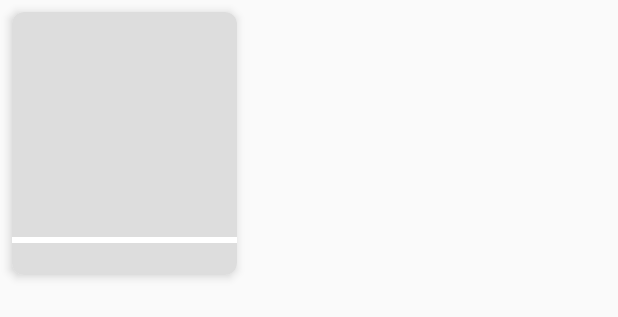
After one commit to iandamping/MoviesAPI, an Android app: the layout shimmer_detail_similar_movie_content.xml on its own in the app's theme, with its tools: preview values and no code run, on a phone screen of 412 x 824 dp. The commit adds this screen. Shown: the top 317 px of the screen. Run offline under Robolectric (Android 15) with nearby library versions, the phone set to English and light mode, and no system bars.

Commit message:
rework detail activity

```diff
--- /dev/null
+++ b/app/src/main/res/layout/shimmer_detail_similar_movie_content.xml
@@ -0,0 +1,44 @@
+<?xml version="1.0" encoding="utf-8"?>
+<androidx.cardview.widget.CardView xmlns:android="http://schemas.android.com/apk/res/android"
+    xmlns:app="http://schemas.android.com/apk/res-auto"
+    android:layout_width="150dp"
+    android:layout_height="175dp"
+    android:layout_margin="@dimen/spacing_medium"
+    app:cardCornerRadius="8dp"
+    app:cardElevation="4dp">
+
+    <com.facebook.shimmer.ShimmerFrameLayout
+        android:id="@+id/shimmerProduct"
+        android:layout_width="match_parent"
+        android:layout_height="match_parent">
+
+        <androidx.constraintlayout.widget.ConstraintLayout
+            android:layout_width="match_parent"
+            android:layout_height="match_parent">
+
+            <ImageView
+                android:id="@+id/ivMovie"
+                android:layout_width="match_parent"
+                android:layout_height="150dp"
+                android:background="@color/placeholder_bg"
+                app:layout_constraintEnd_toEndOf="parent"
+                app:layout_constraintStart_toStartOf="parent"
+                app:layout_constraintTop_toTopOf="parent" />
+
+
+            <TextView
+                android:id="@+id/tvMovieName"
+                android:layout_width="0dp"
+                android:layout_height="25dp"
+                android:layout_marginTop="8dp"
+                android:background="@color/placeholder_bg"
+                app:layout_constraintBottom_toBottomOf="parent"
+                app:layout_constraintEnd_toEndOf="parent"
+                app:layout_constraintStart_toStartOf="parent"
+                app:layout_constraintTop_toBottomOf="@+id/ivMovie" />
+        </androidx.constraintlayout.widget.ConstraintLayout>
+
+    </com.facebook.shimmer.ShimmerFrameLayout>
+
+
+</androidx.cardview.widget.CardView>
```
Also changed, not shown: app/src/main/java/com/ian/app/muviepedia/feature/detail/DetailFragment.kt (+1 -18 lines), app/src/main/java/com/ian/app/muviepedia/feature/detail/DetailViewModel.kt (+7 -3 lines), app/src/main/java/com/ian/app/muviepedia/feature/detail/epoxy/EpoxyDetailController.kt (+32 -1 lines), app/src/main/java/com/ian/app/muviepedia/feature/detail/epoxy/EpoxyShimmerDetailDescriptionContent.kt (added, +20 -0 lines), app/src/main/java/com/ian/app/muviepedia/feature/detail/epoxy/EpoxyShimmerDetailImageContent.kt (added, +20 -0 lines), app/src/main/java/com/ian/app/muviepedia/feature/detail/epoxy/EpoxyShimmerDetailSimilarMovieContent.kt (added, +20 -0 lines), app/src/main/res/layout/shimmer_detail_movie_description_content.xml (added, +34 -0 lines), app/src/main/res/layout/shimmer_movie_image_content.xml (added, +22 -0 lines).
